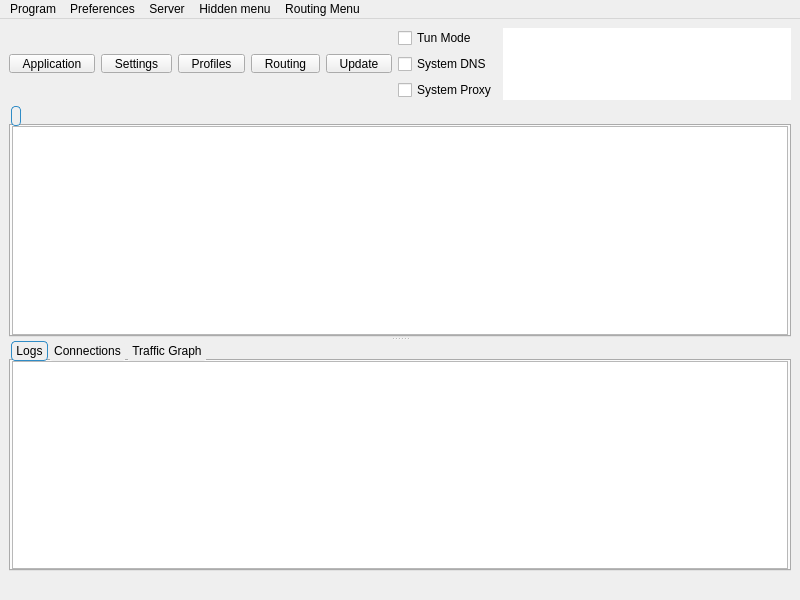
This is include/ui/mainwindow.ui in throneproj/Throne as Qt 5 draws it before an edit. The edited form follows.
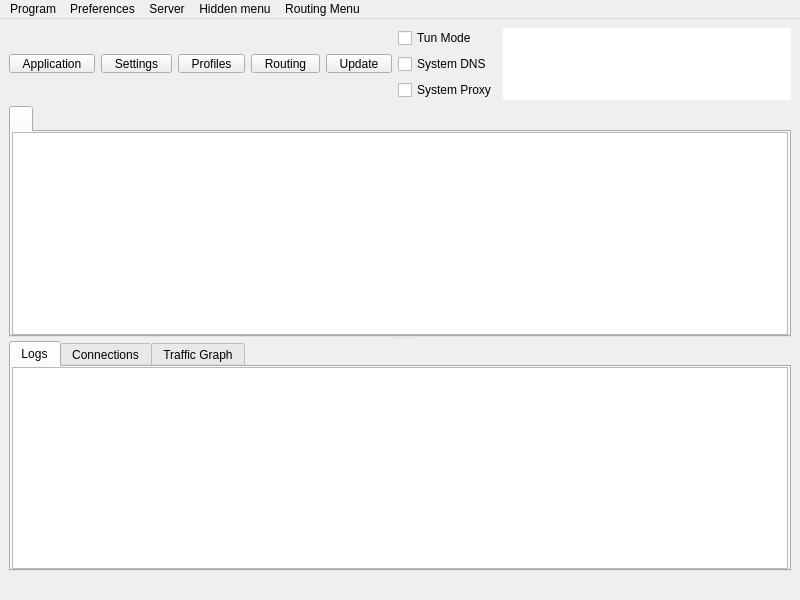
This is the edited form. Icons and pictures are not drawn. Custom widgets are drawn as their Qt base class.

Commit message: fix: remove tabs property stylesheets

```diff
--- a/include/ui/mainwindow.ui
+++ b/include/ui/mainwindow.ui
@@ -313,41 +313,6 @@
        <enum>Qt::Orientation::Vertical</enum>
       </property>
       <widget class="QTabWidget" name="tabWidget">
-       <property name="styleSheet">
-        <string notr="true">QTabWidget::tab-bar {
-    left: 2px;
-}
-
-QTabBar {
-    background: transparent;
-    qproperty-drawBase: 0;
-}
-
-QTabBar::tab {
-    background-color: palette(button);
-    color: palette(button-text);
-
-    border: 1px solid palette(midlight);
-
-    border-radius: 4px;
-    padding: 2px 4px;
-    margin-right: 1px;
-}
-
-QTabBar::tab:selected {
-    border: 1px solid palette(highlight);
-    background-color: palette(window); 
-}
-
-QTabBar::tab:!selected {
-    border: 1px solid palette(button);
-}
-
-QTabBar::tab:hover:!selected {
-    border: 1px solid palette(button);
-    background-color: palette(midlight);
-}</string>
-       </property>
        <property name="currentIndex">
         <number>0</number>
        </property>
@@ -442,41 +407,6 @@
              <property name="autoFillBackground">
               <bool>true</bool>
              </property>
-             <property name="styleSheet">
-              <string notr="true">QTabWidget::tab-bar {
-    left: 2px;
-}
-
-QTabBar {
-    background: transparent;
-    qproperty-drawBase: 0;
-}
-
-QTabBar::tab {
-    background-color: palette(button);
-    color: palette(button-text);
-
-    border: 1px solid palette(midlight);
-
-    border-radius: 4px;
-    padding: 2px 4px;
-    margin-right: 1px;
-}
-
-QTabBar::tab:selected {
-    border: 1px solid palette(highlight);
-    background-color: palette(window); 
-}
-
-QTabBar::tab:!selected {
-    border: 1px solid palette(button);
-}
-
-QTabBar::tab:hover:!selected {
-    border: 1px solid palette(button);
-    background-color: palette(midlight);
-}</string>
-             </property>
              <property name="tabPosition">
               <enum>QTabWidget::TabPosition::North</enum>
              </property>
```
The commit also changes 4 other files.
